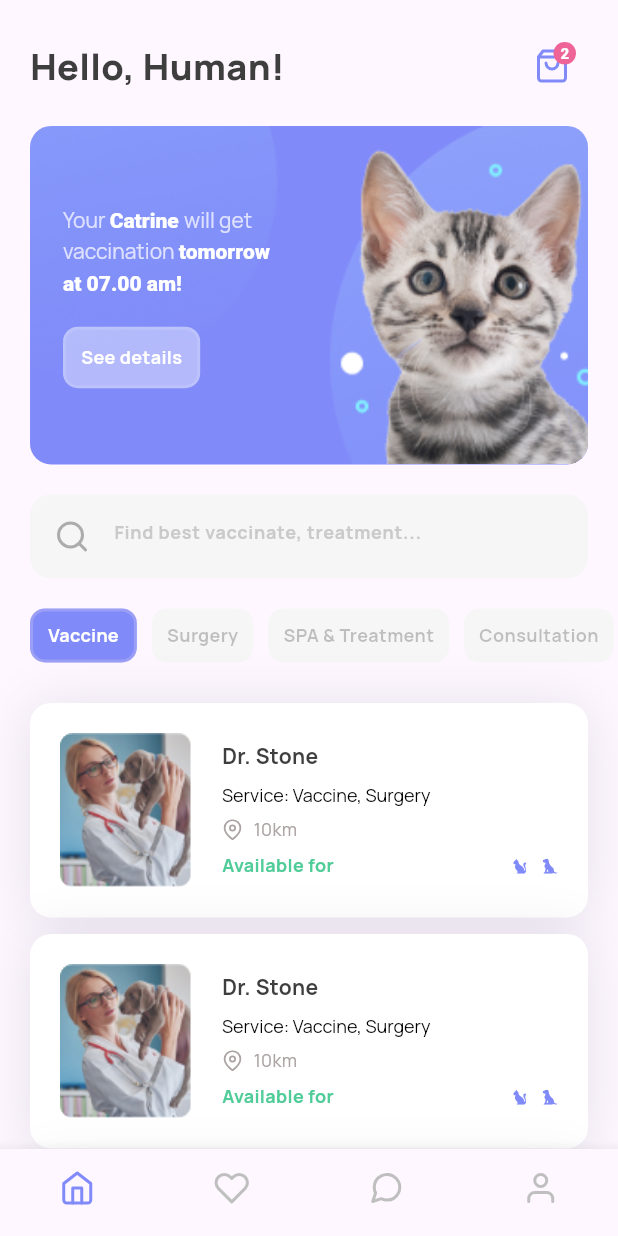
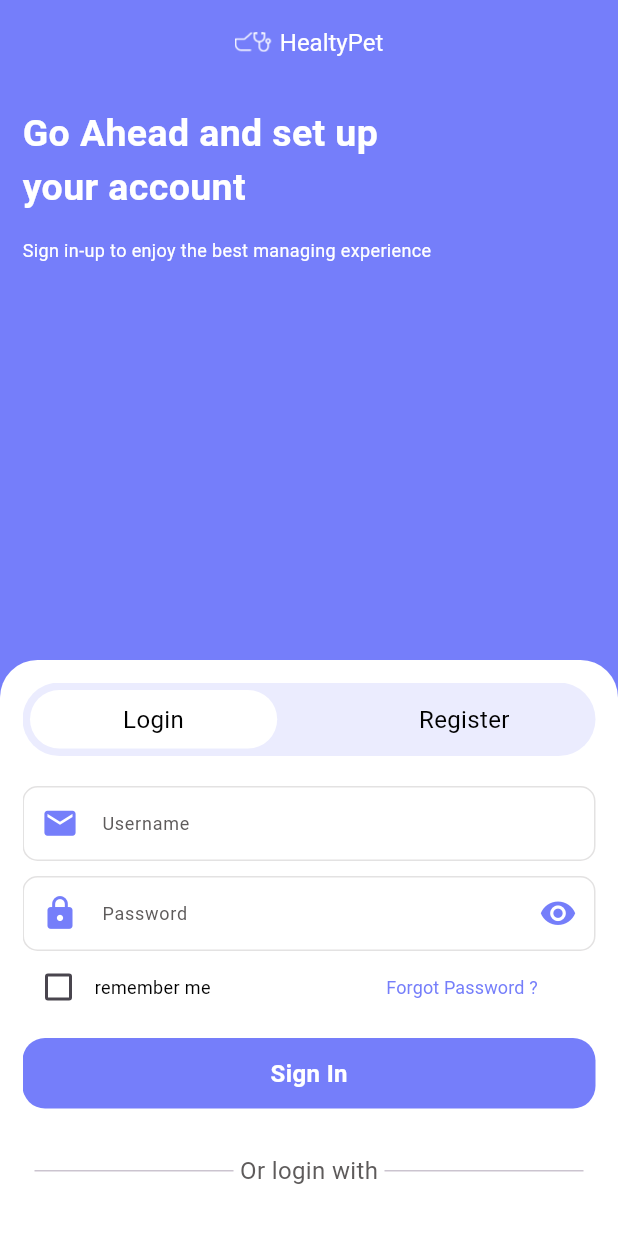
Before and after one commit to lazuardh/healty_pet, a Flutter app: the screen it shows after launch, on a phone screen of 412 x 824 dp. Run offline on Flutter 3.47's test engine with Material 3 defaults, Android fonts, the phone set to English and light mode, and no system bars; our stand-ins replace feather_icons, firebase_core, flutter_svg, google_fonts; accounts and stored records are empty.

Commit message:
create/ login dan register pages

```diff
--- /dev/null
+++ b/lib/features/presentation/pages/authentication/login_screen.dart
@@ -0,0 +1,83 @@
+import 'package:flutter/material.dart';
+import 'package:healtypet_application/features/presentation/pages/authentication/widget/body_Screen.dart';
+import 'package:healtypet_application/features/presentation/utils/colors.dart';
+
+import '../../utils/text_style.dart';
+
+class LoginScreen extends StatelessWidget {
+  const LoginScreen({super.key});
+
+  @override
+  Widget build(BuildContext context) {
+    return Scaffold(
+      appBar: AppBar(
+        backgroundColor: primaryColor,
+        elevation: 0,
+        title: Row(
+          mainAxisAlignment: MainAxisAlignment.center,
+          children: [
+            Image.asset(
+              "assets/logo/logo.png",
+              width: 25,
+              height: 25,
+            ),
+            const SizedBox(width: 5),
+            Text(
+              "HealtyPet",
+              style: text2(accentColor, regular),
+            ),
+          ],
+        ),
+      ),
+      body: Stack(
+        children: [
+          Container(
+            width: double.infinity,
+            color: primaryColor,
+          ),
+          Column(
+            crossAxisAlignment: CrossAxisAlignment.start,
+            children: [
+              Padding(
+                padding: const EdgeInsets.all(15.0),
+                child: Text(
+                  "Go Ahead and set up \nyour account",
+                  style: heading5(accentColor, bold),
+                ),
+              ),
+              Padding(
+                padding: const EdgeInsets.only(left: 15.0, bottom: 10),
+                child: Text(
+                  "Sign in-up to enjoy the best managing experience",
+                  style: text3(accentColor, regular),
+                ),
+              ),
+            ],
+          ),
+          DraggableScrollableSheet(
+            initialChildSize: 0.5,
+            maxChildSize: 0.75,
+            minChildSize: 0.5,
+            builder: (BuildContext context, ScrollController scrollController) {
+              return Container(
+                decoration: const BoxDecoration(
+                    color: accentColor,
+                    borderRadius: BorderRadius.only(
+                      topLeft: Radius.circular(25),
+                      topRight: Radius.circular(25),
+                    )),
+                child: Padding(
+                  padding: const EdgeInsets.all(15.0),
+                  child: SingleChildScrollView(
+                    controller: scrollController,
+                    child: BodyAuthenticationScreen(),
+                  ),
+                ),
+              );
+            },
+          ),
+        ],
+      ),
+    );
+  }
+}
--- /dev/null
+++ b/lib/features/presentation/pages/authentication/widget/body_Screen.dart
@@ -0,0 +1,76 @@
+import 'package:flutter/material.dart';
+import 'package:healtypet_application/features/presentation/pages/authentication/widget/form_login.dart';
+import 'package:healtypet_application/features/presentation/pages/authentication/widget/form_register.dart';
+import 'package:healtypet_application/features/presentation/utils/colors.dart';
+
+import '../../../utils/text_style.dart';
+
+class BodyAuthenticationScreen extends StatefulWidget {
+  const BodyAuthenticationScreen({super.key});
+
+  @override
+  State<BodyAuthenticationScreen> createState() =>
+      _BodyAuthenticationScreenState();
+}
+
+class _BodyAuthenticationScreenState extends State<BodyAuthenticationScreen> {
+  int activeIndexPages = 0;
+
+  List<String> activePages = ["Login", "Register"];
+  List<Widget> loginOrRegisterPages = [FormLogin(), FormRegister()];
+
+  @override
+  Widget build(BuildContext context) {
+    Size size = MediaQuery.of(context).size;
+    return Column(
+      crossAxisAlignment: CrossAxisAlignment.start,
+      children: [
+        Container(
+          decoration: BoxDecoration(
+            color: primaryTransparent,
+            borderRadius: BorderRadius.circular(40),
+          ),
+          child: SizedBox(
+            width: double.infinity,
+            child: Row(
+              mainAxisAlignment: MainAxisAlignment.spaceBetween,
+              children: List.generate(
+                activePages.length,
+                (index) => GestureDetector(
+                  onTap: () {
+                    setState(() {
+                      activeIndexPages = index;
+                    });
+                  },
+                  child: Container(
+                    width: size.width * 0.4,
+                    margin: const EdgeInsets.all(5),
+                    decoration: BoxDecoration(
+                        color: activeIndexPages == index
+                            ? accentColor
+                            : Colors.transparent,
+                        borderRadius: BorderRadius.circular(20)),
+                    child: Padding(
+                      padding: const EdgeInsets.all(8.0),
+                      child: Text(
+                        activePages[index],
+                        style: text2(blackColor, regular),
+                        textAlign: TextAlign.center,
+                      ),
+                    ),
+                  ),
+                ),
+              ),
+            ),
+          ),
+        ),
+        const SizedBox(height: 20),
+        SizedBox(
+          width: double.infinity,
+          child: IndexedStack(
+              index: activeIndexPages, children: loginOrRegisterPages),
+        )
+      ],
+    );
+  }
+}
--- /dev/null
+++ b/lib/features/presentation/pages/authentication/widget/form_login.dart
@@ -0,0 +1,168 @@
+import 'package:flutter/material.dart';
+
+import '../../../utils/colors.dart';
+import '../../../utils/text_style.dart';
+import '../../../widgets/build_button.dart';
+
+class FormLogin extends StatefulWidget {
+  const FormLogin({super.key});
+
+  @override
+  State<FormLogin> createState() => _FormLoginState();
+}
+
+class _FormLoginState extends State<FormLogin> {
+  bool isChecked = false;
+
+  @override
+  Widget build(BuildContext context) {
+    return SingleChildScrollView(
+      child: Column(
+        children: [
+          Container(
+            decoration: BoxDecoration(
+              border: Border.all(color: greyLight),
+              borderRadius: BorderRadius.circular(10),
+            ),
+            child: TextField(
+              decoration: InputDecoration(
+                labelText: 'Username',
+                labelStyle: text3(greyMedium, regular),
+                border: InputBorder.none,
+                disabledBorder: InputBorder.none,
+                prefixIcon: const Icon(
+                  Icons.email,
+                  color: primaryColor,
+                  size: 25,
+                ),
+                isCollapsed: false,
+                isDense: true,
+              ),
+            ),
+          ),
+          const SizedBox(height: 10),
+          Container(
+            decoration: BoxDecoration(
+              border: Border.all(color: greyLight),
+              borderRadius: BorderRadius.circular(10),
+            ),
+            child: TextField(
+              decoration: InputDecoration(
+                labelText: 'Password',
+                labelStyle: text3(greyMedium, regular),
+                border: InputBorder.none,
+                disabledBorder: InputBorder.none,
+                prefixIcon: const Icon(
+                  Icons.lock,
+                  color: primaryColor,
+                  size: 25,
+                ),
+                suffixIcon: const Icon(
+                  Icons.visibility,
+                  color: primaryColor,
+                  size: 25,
+                ),
+                isCollapsed: false,
+                isDense: true,
+              ),
+            ),
+          ),
+          Row(
+            children: [
+              Checkbox(
+                checkColor: accentColor,
+                activeColor: primaryColor,
+                value: isChecked,
+                onChanged: (bool? value) {
+                  setState(() {
+                    isChecked = value!;
+                  });
+                },
+              ),
+              Text(
+                "remember me",
+                style: text3(blackColor, regular),
+              ),
+              const SizedBox(width: 105),
+              TextButton(
+                onPressed: () {},
+                child: Text(
+                  "Forgot Password ? ",
+                  style: text3(primaryColor, regular),
+                ),
+              )
+            ],
+          ),
+          const SizedBox(height: 10),
+          BuildButton(
+            icon: const SizedBox(),
+            label: "Sign In",
+            textColor: accentColor,
+            color: primaryColor,
+            borderColor: transparent,
+            onTap: () {},
+          ),
+          Padding(
+            padding: const EdgeInsets.symmetric(horizontal: 8.0, vertical: 30),
+            child: Row(
+              mainAxisAlignment: MainAxisAlignment.center,
+              children: [
+                const Expanded(
+                  child: Divider(),
+                ),
+                Text(
+                  " Or login with ",
+                  style: text2(greyMedium, regular),
+                ),
+                const Expanded(
+                  child: Divider(),
+                ),
+              ],
+            ),
+          ),
+          Row(
+            mainAxisAlignment: MainAxisAlignment.spaceBetween,
+            children: [
+              BuildButton(
+                icon: Image.asset(
+                  "assets/logo/google_icon.png",
+                  width: 25,
+                  height: 25,
+                ),
+                label: " Google",
+                textColor: blackColor,
+                color: transparent,
+                borderColor: greyLight,
+                onTap: () {},
+              ),
+              BuildButton(
+                icon: Image.asset(
+                  "assets/logo/facebook.png",
+                  width: 25,
+                  height: 25,
+                ),
+                label: " Facebook",
+                textColor: blackColor,
+                color: transparent,
+                borderColor: greyLight,
+                onTap: () {},
+              ),
+              BuildButton(
+                icon: Image.asset(
+                  "assets/logo/facebook.png",
+                  width: 25,
+                  height: 25,
+                ),
+                label: " Facebook",
+                textColor: blackColor,
+                color: transparent,
+                borderColor: greyLight,
+                onTap: () {},
+              )
+            ],
+          ),
+        ],
+      ),
+    );
+  }
+}
--- /dev/null
+++ b/lib/features/presentation/pages/authentication/widget/form_register.dart
@@ -0,0 +1,105 @@
+import 'package:flutter/material.dart';
+
+import '../../../utils/colors.dart';
+import '../../../utils/text_style.dart';
+import '../../../widgets/build_button.dart';
+
+class FormRegister extends StatefulWidget {
+  const FormRegister({super.key});
+
+  @override
+  State<FormRegister> createState() => _FormRegisterState();
+}
+
+class _FormRegisterState extends State<FormRegister> {
+  bool isChecked = false;
+
+  @override
+  Widget build(BuildContext context) {
+    return SingleChildScrollView(
+      child: Column(
+        children: [
+          Container(
+            decoration: BoxDecoration(
+              border: Border.all(color: greyLight),
+              borderRadius: BorderRadius.circular(10),
+            ),
+            child: TextField(
+              decoration: InputDecoration(
+                labelText: 'Username',
+                labelStyle: text3(greyMedium, regular),
+                border: InputBorder.none,
+                disabledBorder: InputBorder.none,
+                prefixIcon: const Icon(
+                  Icons.person_2,
+                  color: primaryColor,
+                  size: 25,
+                ),
+                isCollapsed: false,
+                isDense: true,
+              ),
+            ),
+          ),
+          const SizedBox(height: 10),
+          Container(
+            decoration: BoxDecoration(
+              border: Border.all(color: greyLight),
+              borderRadius: BorderRadius.circular(10),
+            ),
+            child: TextField(
+              decoration: InputDecoration(
+                labelText: 'Email',
+                labelStyle: text3(greyMedium, regular),
+                border: InputBorder.none,
+                disabledBorder: InputBorder.none,
+                prefixIcon: const Icon(
+                  Icons.email,
+                  color: primaryColor,
+                  size: 25,
+                ),
+                isCollapsed: false,
+                isDense: true,
+              ),
+            ),
+          ),
+          const SizedBox(height: 10),
+          Container(
+            decoration: BoxDecoration(
+              border: Border.all(color: greyLight),
+              borderRadius: BorderRadius.circular(10),
+            ),
+            child: TextField(
+              decoration: InputDecoration(
+                labelText: 'Password',
+                labelStyle: text3(greyMedium, regular),
+                border: InputBorder.none,
+                disabledBorder: InputBorder.none,
+                prefixIcon: const Icon(
+                  Icons.lock,
+                  color: primaryColor,
+                  size: 25,
+                ),
+                suffixIcon: const Icon(
+                  Icons.visibility,
+                  color: primaryColor,
+                  size: 25,
+                ),
+                isCollapsed: false,
+                isDense: true,
+              ),
+            ),
+          ),
+          const SizedBox(height: 10),
+          BuildButton(
+            icon: const SizedBox(),
+            label: "Register",
+            textColor: accentColor,
+            color: primaryColor,
+            borderColor: transparent,
+            onTap: () {},
+          ),
+        ],
+      ),
+    );
+  }
+}
--- a/lib/features/presentation/pages/introduction_screen.dart
+++ b/lib/features/presentation/pages/introduction_screen.dart
@@ -1,7 +1,8 @@
 import 'package:flutter/material.dart';
 import 'package:flutter/services.dart';
 import 'package:google_fonts/google_fonts.dart';
-import 'package:healtypet_application/features/presentation/pages/bottom_navigation.dart';
+
+import 'authentication/login_screen.dart';
 
 class IntroductionScreen extends StatelessWidget {
   const IntroductionScreen({super.key});
@@ -13,7 +14,7 @@ class IntroductionScreen extends StatelessWidget {
     Future.delayed(const Duration(seconds: 3)).then((value) {
       Navigator.of(context).pushAndRemoveUntil(
           MaterialPageRoute(
-            builder: (context) => const BottomNavigationPages(),
+            builder: (context) => const LoginScreen(),
           ),
           (route) => false);
     });
--- a/lib/features/presentation/utils/colors.dart
+++ b/lib/features/presentation/utils/colors.dart
@@ -1,8 +1,17 @@
 import 'package:flutter/material.dart';
 
-const primaryColors = Color(0XFF757EFA);
+const primaryColor = Color(0XFF757EFA);
+const primaryLight = Color(0XFF9CA8FB);
 
-const primaryLight = Color(0XFF9CA8FB);
+const primaryTransparent = Color.fromARGB(41, 129, 137, 249);
+
+const greyLight = Color.fromRGBO(199, 196, 196, 0.498);
+const greyMedium = Color.fromRGBO(75, 72, 72, 0.894);
+
+const transparent = Colors.transparent;
+
+const blackColor = Color(0XFF000000);
+const accentColor = Color(0XFFFFFFFF);
 
 const pinkColor = Color(0XFFEF6497);
 
--- /dev/null
+++ b/lib/features/presentation/utils/error_pages.dart
@@ -0,0 +1,16 @@
+import 'package:flutter/material.dart';
+
+class ErrorPages extends StatelessWidget {
+  const ErrorPages({super.key});
+
+  @override
+  Widget build(context) {
+    return const MaterialApp(
+      home: Scaffold(
+        body: Center(
+          child: Text("terjadi kesalahan"),
+        ),
+      ),
+    );
+  }
+}
--- /dev/null
+++ b/lib/features/presentation/utils/loading.dart
@@ -0,0 +1,17 @@
+import 'package:flutter/material.dart';
+
+class LoadingPages extends StatelessWidget {
+  const LoadingPages({super.key});
+
+  @override
+  Widget build(BuildContext context) {
+    return const MaterialApp(
+      debugShowCheckedModeBanner: false,
+      home: Scaffold(
+        body: Center(
+          child: CircularProgressIndicator(),
+        ),
+      ),
+    );
+  }
+}
--- /dev/null
+++ b/lib/features/presentation/widgets/build_button.dart
@@ -0,0 +1,47 @@
+import 'package:flutter/material.dart';
+import 'package:healtypet_application/features/presentation/utils/text_style.dart';
+
+class BuildButton extends StatelessWidget {
+  const BuildButton(
+      {super.key,
+      required this.label,
+      required this.color,
+      required this.onTap,
+      required this.icon,
+      required this.borderColor,
+      required this.textColor});
+
+  final Widget icon;
+  final String label;
+  final Color color;
+  final Color borderColor;
+  final Color textColor;
+  final Function() onTap;
+
+  @override
+  Widget build(BuildContext context) {
+    return GestureDetector(
+      onTap: onTap,
+      child: Container(
+        decoration: BoxDecoration(
+          borderRadius: BorderRadius.circular(15),
+          color: color,
+          border: Border.all(color: borderColor, width: 2),
+        ),
+        child: Padding(
+          padding: const EdgeInsets.all(10.0),
+          child: Row(
+            mainAxisAlignment: MainAxisAlignment.center,
+            children: [
+              icon,
+              Text(
+                label,
+                style: text2(textColor, bold),
+              ),
+            ],
+          ),
+        ),
+      ),
+    );
+  }
+}
--- a/lib/main.dart
+++ b/lib/main.dart
@@ -2,6 +2,9 @@
 import 'package:flutter/material.dart';
 import 'package:healtypet_application/features/presentation/pages/introduction_screen.dart';
 import 'package:healtypet_application/firebase_options.dart';
+
+import 'features/presentation/utils/error_pages.dart';
+import 'features/presentation/utils/loading.dart';
 
 void main() async {
   WidgetsFlutterBinding.ensureInitialized();
@@ -17,6 +20,13 @@
   // This widget is the root of your application.
   @override
   Widget build(BuildContext context) {
+    final Future<FirebaseApp> initialize = Firebase.initializeApp();
+    return FutureBuilder(
+      future: initialize,
+      builder: (context, snapshoot) {
+        if (snapshoot.hasError) {
+          return ErrorPages();
+        } else if (snapshoot.connectionState == ConnectionState.done) {
           return MaterialApp(
             title: 'Flutter Demo',
             theme: ThemeData(
@@ -26,5 +36,10 @@
             debugShowCheckedModeBanner: false,
             home: const IntroductionScreen(),
           );
+        } else {
+          return LoadingPages();
+        }
+      },
+    );
   }
 }
--- a/pubspec.yaml
+++ b/pubspec.yaml
@@ -30,6 +30,7 @@ environment:
 dependencies:
   cupertino_icons: ^1.0.2
   feather_icons: ^1.2.0
+  firebase_auth: ^4.14.0
   firebase_core: ^2.22.0
   flutter:
     sdk: flutter
```
Also changed, not shown: assets/logo/facebook.png (added), assets/logo/google_icon.png (added), pubspec.lock, 4 other files. Lines whose indentation alone changed are shown as unchanged.
